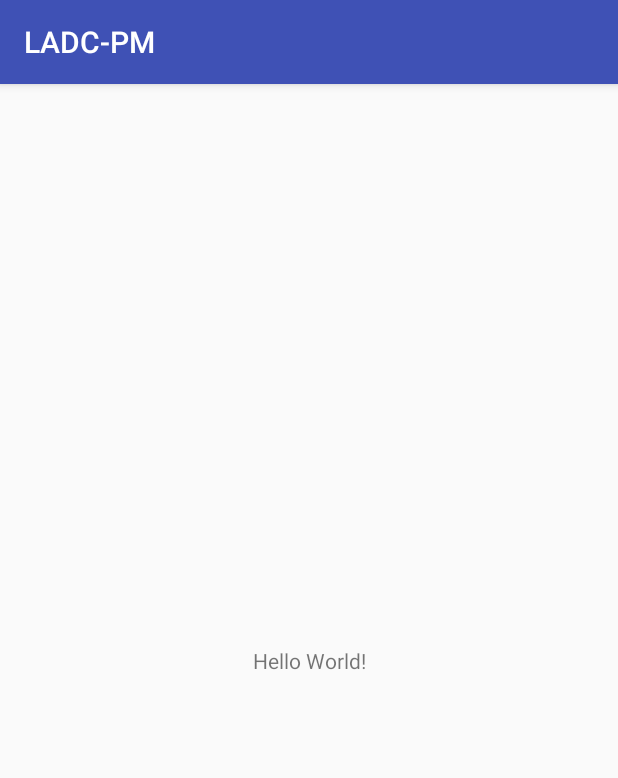
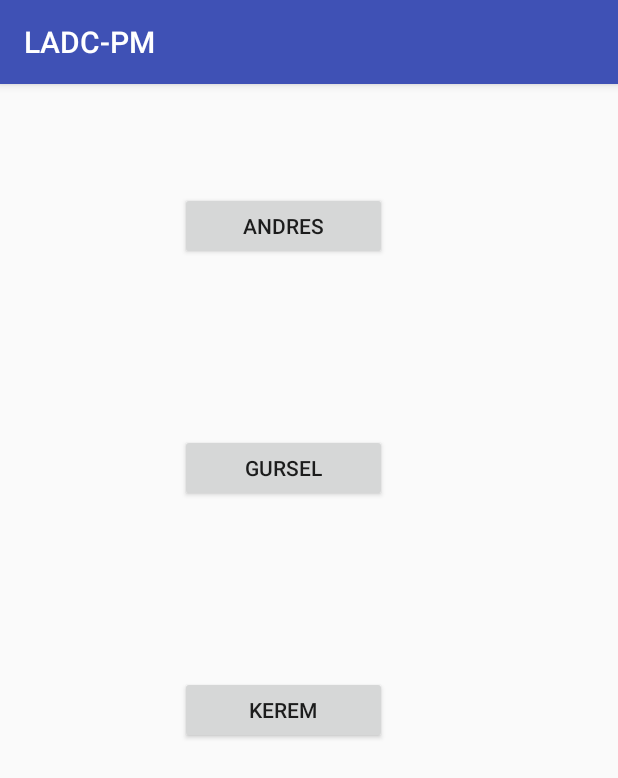
Before and after one commit to AP-Elektronica-ICT/sprint-ci-cd-in-team-ladc, an Android app: the screen it shows after launch (MainActivity), on a phone screen of 412 x 824 dp. Shown: the top 778 px of the screen. Run offline under Robolectric (Android 15) with nearby library versions, the phone set to English and light mode, and no system bars; libraries missing offline, so code that uses them is left out: com.crashlytics.android, io.fabric.sdk; 1 statement that could not run was skipped.

Commit message:
SoundBoard Kerem Klaar

```diff
--- a/app/src/main/java/project/testcompany/com/ladc_pm/MainActivity.java
+++ b/app/src/main/java/project/testcompany/com/ladc_pm/MainActivity.java
@@ -1,13 +1,26 @@
 package project.testcompany.com.ladc_pm;
 
+import android.content.Intent;
 import android.support.v7.app.AppCompatActivity;
 import android.os.Bundle;
+import android.view.View;
+
+import com.crashlytics.android.Crashlytics;
+import io.fabric.sdk.android.Fabric;
 
 public class MainActivity extends AppCompatActivity {
+
+    public void ActivityKerem(View view)
+    {
+        Intent KeremActivity = new Intent(this,SoundBoardActivity.class);
+
+        startActivity(KeremActivity);
+    }
 
     @Override
     protected void onCreate(Bundle savedInstanceState) {
         super.onCreate(savedInstanceState);
+        Fabric.with(this, new Crashlytics());
         setContentView(R.layout.activity_main);
     }
 }
--- a/app/src/main/res/layout/activity_main.xml
+++ b/app/src/main/res/layout/activity_main.xml
@@ -6,13 +6,35 @@
     android:layout_height="match_parent"
     tools:context=".MainActivity">
 
-    <TextView
-        android:layout_width="wrap_content"
-        android:layout_height="wrap_content"
-        android:text="Hello World!"
-        app:layout_constraintBottom_toBottomOf="parent"
-        app:layout_constraintLeft_toLeftOf="parent"
-        app:layout_constraintRight_toRightOf="parent"
+    <Button
+        android:id="@+id/Button_Andres"
+        android:layout_width="138dp"
+        android:layout_height="45dp"
+        android:layout_marginStart="120dp"
+        android:layout_marginTop="72dp"
+        android:text="@string/andres_Activity"
+        app:layout_constraintStart_toStartOf="parent"
         app:layout_constraintTop_toTopOf="parent" />
 
+    <Button
+        android:id="@+id/Button_Gursel"
+        android:layout_width="138dp"
+        android:layout_height="45dp"
+        android:layout_marginStart="120dp"
+        android:layout_marginTop="116dp"
+        android:text="@string/gursel_Activity"
+        app:layout_constraintStart_toStartOf="parent"
+        app:layout_constraintTop_toBottomOf="@+id/Button_Andres" />
+
+    <Button
+        android:id="@+id/Button_Kerem"
+        android:layout_width="138dp"
+        android:layout_height="45dp"
+        android:layout_marginStart="120dp"
+        android:layout_marginTop="116dp"
+        android:text="@string/Kerem_Activity"
+        android:onClick="ActivityKerem"
+        app:layout_constraintStart_toStartOf="parent"
+        app:layout_constraintTop_toBottomOf="@+id/Button_Gursel" />
+
 </android.support.constraint.ConstraintLayout>
--- a/app/src/main/res/values/strings.xml
+++ b/app/src/main/res/values/strings.xml
@@ -3,4 +3,5 @@
     <string name="andres_Activity">Andres</string>
     <string name="gursel_Activity">Gursel</string>
     <string name="Kerem_Activity">Kerem</string>
+    <string name="PlaySound_Button">PlaySound</string>
 </resources>
```
Also changed, not shown: app/src/main/AndroidManifest.xml (+8 -0 lines), app/src/main/java/project/testcompany/com/ladc_pm/SoundBoardActivity.java (+17 -0 lines), app/src/main/res/layout/activity_kerem.xml (deleted, +0 -9 lines), app/src/main/res/layout/activity_sound_board.xml (+9 -0 lines), 2 other files.
